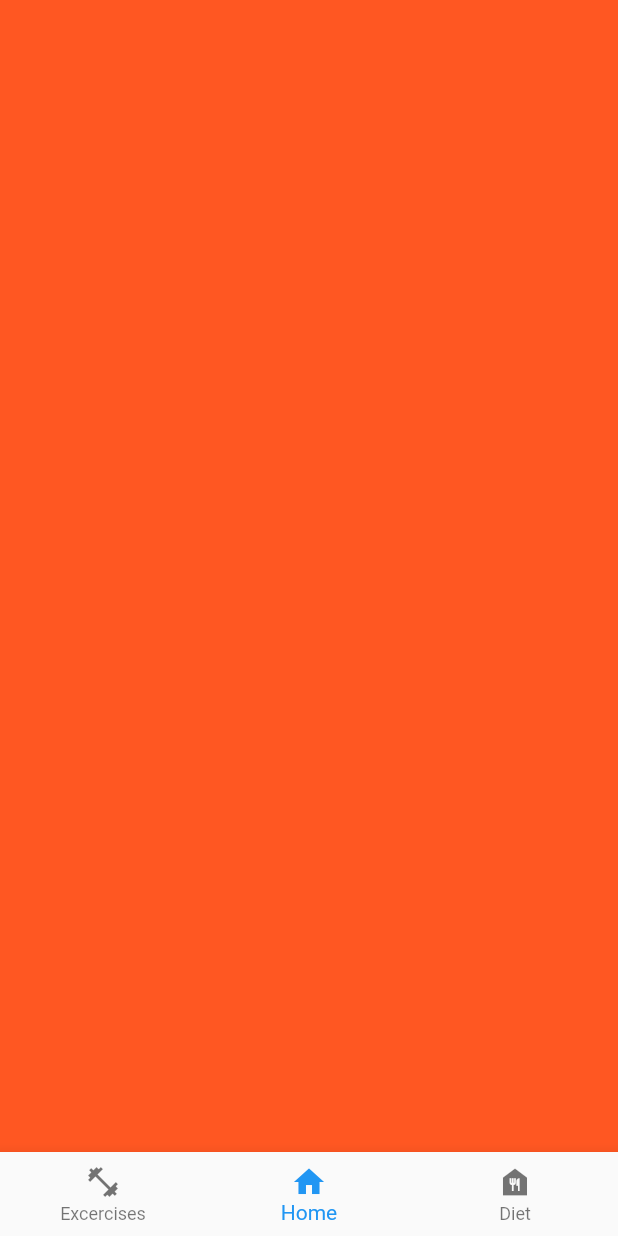
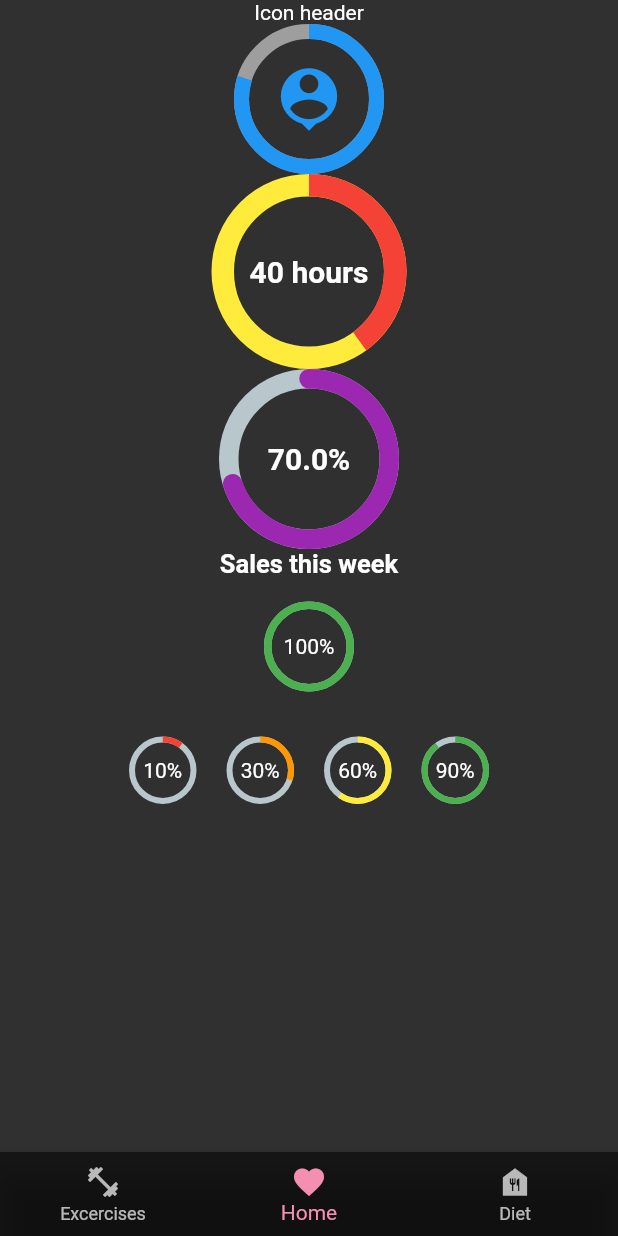
Before and after one commit to nynniaw12/ReadySetPink, a Flutter app: the screen it shows after launch, on a phone screen of 412 x 824 dp. Run offline on Flutter 3.47's test engine with Material 2 defaults, Android fonts, the phone set to English and light mode, and no system bars; drawn by our look-alikes of percent_indicator; our stand-ins replace expandable, flutter_slidable.

Commit message:
percent indicator+dietpage update

```diff
--- a/lib/main.dart
+++ b/lib/main.dart
@@ -8,6 +8,20 @@ class App extends StatelessWidget {
   Widget build(BuildContext context) {
     return MaterialApp(
       title: 'My Flutter App',
+      theme: ThemeData(
+        brightness: Brightness.light,
+        /* light theme settings */
+      ),
+      darkTheme: ThemeData(
+        brightness: Brightness.dark,
+        /* dark theme settings */
+      ),
+      themeMode: ThemeMode.dark,
+      /* ThemeMode.system to follow system theme,
+         ThemeMode.light for light theme,
+         ThemeMode.dark for dark theme
+      */
+      debugShowCheckedModeBanner: false,
       home: Home(),
     );
   }
--- a/lib/screens/home.dart
+++ b/lib/screens/home.dart
@@ -1,4 +1,5 @@
 import 'package:flutter/material.dart';
+import 'package:flutterexcercisesforcancerapp/screens/homeWidget.dart';
 import 'excercises.dart';
 import 'diet.dart';
 
@@ -12,9 +13,9 @@ class Home extends StatefulWidget {
 class _HomeState extends State<Home> {
   int _currentIndex = 1;
   final List<Widget> _children = [
-    DietWidget(),
     PlaceholderWidget(Colors.deepOrange),
-    PlaceholderWidget(Colors.green)
+    HomeWidget(),
+    DietWidget()
   ];
   void onTabTapped(int index) {
     setState(() {
@@ -27,6 +28,8 @@ class _HomeState extends State<Home> {
     return Scaffold(
       body: _children[_currentIndex], // new
       bottomNavigationBar: BottomNavigationBar(
+        selectedItemColor: Colors.pink[200],
+        backgroundColor: Colors.black54,
         onTap: onTabTapped, // new
         currentIndex: _currentIndex, // new
         items: [
@@ -35,7 +38,7 @@ class _HomeState extends State<Home> {
             title: Text('Excercises'),
           ),
           new BottomNavigationBarItem(
-            icon: Icon(Icons.home),
+            icon: Icon(Icons.favorite),
             title: Text('Home'),
           ),
           new BottomNavigationBarItem(
--- /dev/null
+++ b/lib/screens/homeWidget.dart
@@ -0,0 +1,116 @@
+import 'package:flutter/material.dart';
+import 'package:percent_indicator/percent_indicator.dart';
+
+class HomeWidget extends StatefulWidget {
+  @override
+  _HomeWidgetState createState() => _HomeWidgetState();
+}
+
+class _HomeWidgetState extends State<HomeWidget> {
+  @override
+  Widget build(BuildContext context) {
+    return Scaffold(
+        body: Center(
+      child: ListView(children: <Widget>[
+        new CircularPercentIndicator(
+          radius: 100.0,
+          lineWidth: 10.0,
+          percent: 0.8,
+          header: new Text("Icon header"),
+          center: new Icon(
+            Icons.person_pin,
+            size: 50.0,
+            color: Colors.blue,
+          ),
+          backgroundColor: Colors.grey,
+          progressColor: Colors.blue,
+        ),
+        new CircularPercentIndicator(
+          radius: 130.0,
+          animation: true,
+          animationDuration: 1200,
+          lineWidth: 15.0,
+          percent: 0.4,
+          center: new Text(
+            "40 hours",
+            style: new TextStyle(fontWeight: FontWeight.bold, fontSize: 20.0),
+          ),
+          circularStrokeCap: CircularStrokeCap.butt,
+          backgroundColor: Colors.yellow,
+          progressColor: Colors.red,
+        ),
+        new CircularPercentIndicator(
+          radius: 120.0,
+          lineWidth: 13.0,
+          animation: true,
+          percent: 0.7,
+          center: new Text(
+            "70.0%",
+            style: new TextStyle(fontWeight: FontWeight.bold, fontSize: 20.0),
+          ),
+          footer: new Text(
+            "Sales this week",
+            style: new TextStyle(fontWeight: FontWeight.bold, fontSize: 17.0),
+          ),
+          circularStrokeCap: CircularStrokeCap.round,
+          progressColor: Colors.purple,
+        ),
+        Padding(
+          padding: EdgeInsets.all(15.0),
+          child: new CircularPercentIndicator(
+            radius: 60.0,
+            lineWidth: 5.0,
+            percent: 1.0,
+            center: new Text("100%"),
+            progressColor: Colors.green,
+          ),
+        ),
+        Container(
+          padding: EdgeInsets.all(15.0),
+          child: new Row(
+            mainAxisAlignment: MainAxisAlignment.center,
+            children: <Widget>[
+              new CircularPercentIndicator(
+                radius: 45.0,
+                lineWidth: 4.0,
+                percent: 0.10,
+                center: new Text("10%"),
+                progressColor: Colors.red,
+              ),
+              new Padding(
+                padding: EdgeInsets.symmetric(horizontal: 10.0),
+              ),
+              new CircularPercentIndicator(
+                radius: 45.0,
+                lineWidth: 4.0,
+                percent: 0.30,
+                center: new Text("30%"),
+                progressColor: Colors.orange,
+              ),
+              new Padding(
+                padding: EdgeInsets.symmetric(horizontal: 10.0),
+              ),
+              new CircularPercentIndicator(
+                radius: 45.0,
+                lineWidth: 4.0,
+                percent: 0.60,
+                center: new Text("60%"),
+                progressColor: Colors.yellow,
+              ),
+              new Padding(
+                padding: EdgeInsets.symmetric(horizontal: 10.0),
+              ),
+              new CircularPercentIndicator(
+                radius: 45.0,
+                lineWidth: 4.0,
+                percent: 0.90,
+                center: new Text("90%"),
+                progressColor: Colors.green,
+              )
+            ],
+          ),
+        )
+      ]),
+    ));
+  }
+}
--- a/pubspec.yaml
+++ b/pubspec.yaml
@@ -23,8 +23,9 @@ environment:
 dependencies:
   flutter:
     sdk: flutter
-
-
+  expandable: ^5.0.1
+  flutter_slidable: ^0.5.7
+  percent_indicator: ^2.1.9+1
   # The following adds the Cupertino Icons font to your application.
   # Use with the CupertinoIcons class for iOS style icons.
   cupertino_icons: ^1.0.2
```
Also changed, not shown: lib/constants.dart (+59 -0 lines), lib/screens/Diet_Days/Monday.dart (added, +216 -0 lines), lib/screens/Recipe.dart (added, +200 -0 lines), lib/screens/diet.dart (+23 -13 lines), pubspec.lock.
